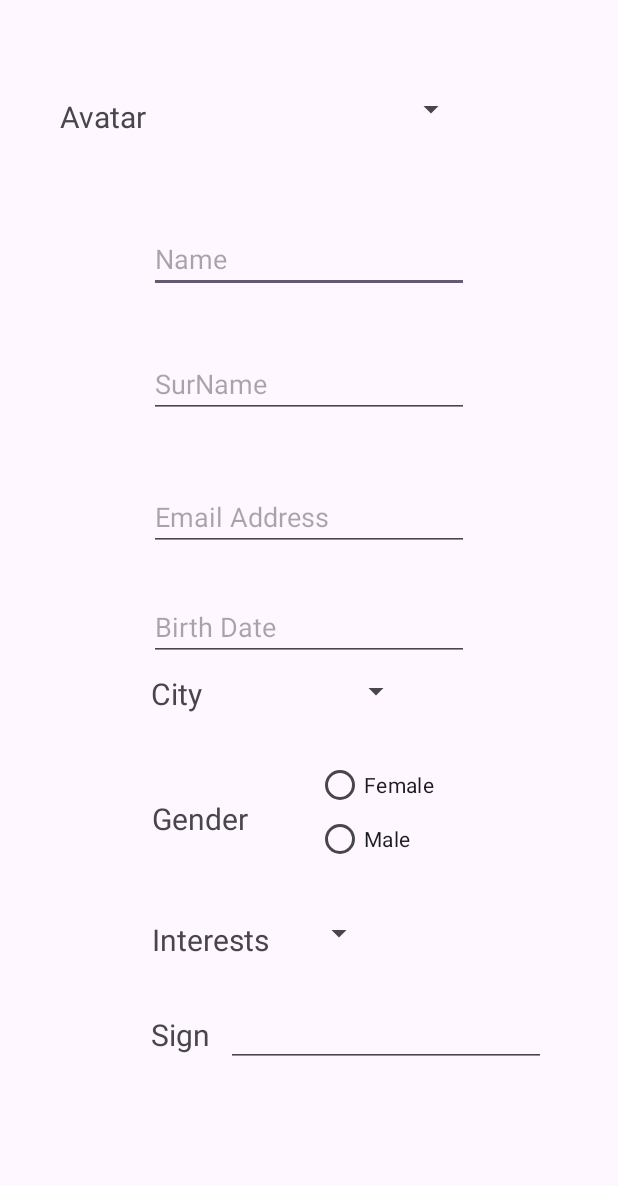
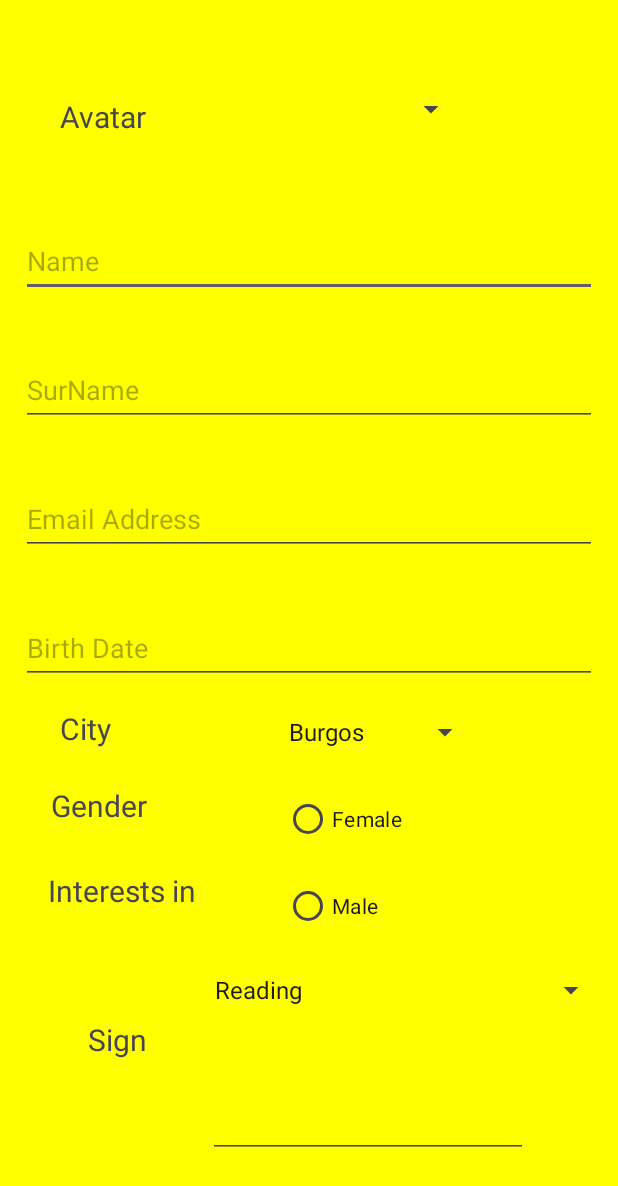
Before and after one commit to As1ss/PM, an Android app: the screen it shows after launch (MainActivity), on a phone screen of 412 x 824 dp. Shown: the top 1186 px of the screen. Run offline under Robolectric (Android 15) with nearby library versions, the phone set to English and light mode, and no system bars.

Commit message:
Updated some stuff

```diff
--- a/Practica2/app/src/main/java/al/if05/practica2/MainActivity.java
+++ b/Practica2/app/src/main/java/al/if05/practica2/MainActivity.java
@@ -3,6 +3,10 @@ package al.if05.practica2;
 import androidx.appcompat.app.AppCompatActivity;
 
 import android.os.Bundle;
+import android.widget.ArrayAdapter;
+import android.widget.Spinner;
+
+import java.lang.reflect.Array;
 
 public class MainActivity extends AppCompatActivity {
 
@@ -10,5 +14,19 @@ public class MainActivity extends AppCompatActivity {
     protected void onCreate(Bundle savedInstanceState) {
         super.onCreate(savedInstanceState);
         setContentView(R.layout.activity_main);
+        String[] cities = getResources().getStringArray(R.array.cityList);
+        String[] hobbies = getResources().getStringArray(R.array.hobbiesList);
+
+        Spinner spCity = findViewById(R.id.spinnerCity);
+        ArrayAdapter<String> adapterArrayCities = new ArrayAdapter<>(this, android.R.layout.simple_spinner_item, cities);
+        adapterArrayCities.setDropDownViewResource(android.R.layout.simple_spinner_dropdown_item);
+        spCity.setAdapter(adapterArrayCities);
+
+        Spinner spHobbies = findViewById(R.id.spinerInterest);
+        ArrayAdapter<String> adapterArrayHobbies = new ArrayAdapter<>(this, android.R.layout.simple_spinner_dropdown_item, hobbies);
+        spHobbies.setPrompt("Hobbies");
+        spHobbies.setAdapter(adapterArrayHobbies);
+
+
     }
 }
--- a/Practica2/app/src/main/res/layout/activity_main.xml
+++ b/Practica2/app/src/main/res/layout/activity_main.xml
@@ -4,72 +4,79 @@
     xmlns:tools="http://schemas.android.com/tools"
     android:layout_width="match_parent"
     android:layout_height="match_parent"
-    tools:context=".MainActivity">
+    tools:context=".MainActivity"
+    android:background="#FF0">
 
     <TextView
         android:id="@+id/tvInterests"
         android:layout_width="wrap_content"
         android:layout_height="wrap_content"
-        android:layout_marginTop="172dp"
+        android:layout_marginTop="124dp"
+        android:autofillHints=""
         android:text="@string/textViewInterests"
         android:textSize="20sp"
         app:layout_constraintEnd_toEndOf="parent"
-        app:layout_constraintHorizontal_bias="0.303"
+        app:layout_constraintHorizontal_bias="0.102"
         app:layout_constraintStart_toStartOf="parent"
         app:layout_constraintTop_toBottomOf="@+id/editTextDate" />
 
     <EditText
         android:id="@+id/editTextName"
         android:layout_width="wrap_content"
-        android:layout_height="wrap_content"
+        android:layout_height="48dp"
         android:layout_marginTop="150dp"
-        android:ems="10"
+        android:ems="18"
         android:hint="@string/hintName"
         android:inputType="text"
         app:layout_constraintEnd_toEndOf="parent"
         app:layout_constraintStart_toStartOf="parent"
-        app:layout_constraintTop_toTopOf="parent" />
+        app:layout_constraintTop_toTopOf="parent"
+        android:autofillHints=""
+        />
 
     <EditText
         android:id="@+id/editTextLastName"
         android:layout_width="wrap_content"
-        android:layout_height="wrap_content"
+        android:layout_height="48dp"
         android:layout_marginTop="38dp"
-        android:ems="10"
+        android:ems="18"
         android:hint="@string/hintLastName"
         android:inputType="text"
         app:layout_constraintEnd_toEndOf="parent"
         app:layout_constraintStart_toStartOf="parent"
-        app:layout_constraintTop_toBottomOf="@+id/editTextName" />
+        app:layout_constraintTop_toBottomOf="@+id/editTextName"
+        android:autofillHints=""/>
 
     <EditText
         android:id="@+id/editTextEmail"
         android:layout_width="wrap_content"
-        android:layout_height="wrap_content"
-        android:layout_marginTop="43dp"
-        android:ems="10"
+        android:layout_height="48dp"
+        android:layout_marginTop="38dp"
+        android:ems="18"
         android:hint="@string/hintEmail"
         android:inputType="textEmailAddress"
         app:layout_constraintEnd_toEndOf="parent"
         app:layout_constraintStart_toStartOf="parent"
-        app:layout_constraintTop_toBottomOf="@+id/editTextLastName" />
+        app:layout_constraintTop_toBottomOf="@+id/editTextLastName"
+        android:autofillHints=""/>
 
     <EditText
         android:id="@+id/editTextDate"
         android:layout_width="wrap_content"
-        android:layout_height="wrap_content"
-        android:layout_marginTop="28dp"
-        android:ems="10"
+        android:layout_height="48dp"
+        android:layout_marginTop="38dp"
+        android:ems="18"
         android:hint="@string/hintDate"
         android:inputType="date"
         app:layout_constraintEnd_toEndOf="parent"
         app:layout_constraintStart_toStartOf="parent"
-        app:layout_constraintTop_toBottomOf="@+id/editTextEmail" />
+        app:layout_constraintTop_toBottomOf="@+id/editTextEmail"
+        android:autofillHints=""/>
 
     <Spinner
         android:id="@+id/spinnerCity"
         android:layout_width="wrap_content"
-        android:layout_height="wrap_content"
+        android:layout_height="48dp"
         android:layout_marginStart="100dp"
         android:layout_marginTop="8dp"
         app:layout_constraintEnd_toEndOf="parent"
@@ -82,11 +89,11 @@
         android:id="@+id/tvCity"
         android:layout_width="wrap_content"
         android:layout_height="wrap_content"
-        android:layout_marginTop="8dp"
+        android:layout_marginTop="16dp"
         android:text="@string/textViewCity"
         android:textSize="20sp"
         app:layout_constraintEnd_toEndOf="parent"
-        app:layout_constraintHorizontal_bias="0.267"
+        app:layout_constraintHorizontal_bias="0.106"
         app:layout_constraintStart_toStartOf="parent"
         app:layout_constraintTop_toBottomOf="@+id/editTextDate" />
 
@@ -94,69 +101,82 @@
         android:id="@+id/tvGender"
         android:layout_width="wrap_content"
         android:layout_height="wrap_content"
-        android:layout_marginTop="56dp"
+        android:layout_marginTop="24dp"
         android:text="@string/textGender"
         android:textSize="20sp"
         app:layout_constraintEnd_toEndOf="parent"
-        app:layout_constraintHorizontal_bias="0.291"
+        app:layout_constraintHorizontal_bias="0.097"
         app:layout_constraintStart_toStartOf="parent"
         app:layout_constraintTop_toBottomOf="@+id/tvCity" />
 
+    <RadioGroup
+        android:id="@+id/radioGroupGender"
+        android:layout_width="wrap_content"
+        android:layout_height="wrap_content"
+        app:layout_constraintEnd_toEndOf="parent"
+        app:layout_constraintStart_toEndOf="@+id/tvGender"
+        app:layout_constraintTop_toBottomOf="@+id/spinnerCity">
+
         <RadioButton
             android:id="@+id/radioFemale"
-        android:layout_width="118dp"
-        android:layout_height="37dp"
-        android:layout_marginTop="32dp"
+            android:layout_width="132dp"
+            android:layout_height="52dp"
+            android:layout_marginTop="8dp"
             android:text="@string/radioTextFemale"
             app:layout_constraintEnd_toEndOf="parent"
-        app:layout_constraintHorizontal_bias="0.351"
-        app:layout_constraintStart_toEndOf="@+id/tvGender"
-        app:layout_constraintTop_toBottomOf="@+id/spinnerCity" />
+            app:layout_constraintHorizontal_bias="0.226"
+            app:layout_constraintStart_toEndOf="parent"
+            app:layout_constraintTop_toBottomOf="parent" />
 
         <RadioButton
             android:id="@+id/radioMale"
             android:layout_width="118dp"
-        android:layout_height="37dp"
-        android:layout_marginTop="68dp"
+            android:layout_height="48dp"
+            android:layout_marginTop="8dp"
             android:text="@string/radioTextMale"
             app:layout_constraintEnd_toEndOf="parent"
-        app:layout_constraintHorizontal_bias="0.351"
-        app:layout_constraintStart_toEndOf="@+id/tvGender"
-        app:layout_constraintTop_toBottomOf="@+id/spinnerCity" />
+            app:layout_constraintHorizontal_bias="0.917"
+            app:layout_constraintStart_toEndOf="parent"
+            app:layout_constraintTop_toBottomOf="parent" />
+
+    </RadioGroup>
+
 
     <Spinner
         android:id="@+id/spinerInterest"
         android:layout_width="wrap_content"
-        android:layout_height="wrap_content"
-        android:layout_marginTop="32dp"
+        android:layout_height="48dp"
+        android:layout_marginTop="8dp"
         app:layout_constraintEnd_toEndOf="parent"
-        app:layout_constraintHorizontal_bias="0.122"
+        app:layout_constraintHorizontal_bias="0.37"
         app:layout_constraintStart_toEndOf="@+id/tvInterests"
-        app:layout_constraintTop_toBottomOf="@+id/radioMale" />
+        app:layout_constraintTop_toBottomOf="@id/radioGroupGender" />
 
     <TextView
         android:id="@+id/tvSign"
         android:layout_width="wrap_content"
         android:layout_height="wrap_content"
-        android:layout_marginTop="36dp"
+        android:layout_marginTop="72dp"
         android:text="@string/textViewSign"
         android:textSize="20sp"
         app:layout_constraintEnd_toEndOf="parent"
-        app:layout_constraintHorizontal_bias="0.271"
+        app:layout_constraintHorizontal_bias="0.158"
         app:layout_constraintStart_toStartOf="parent"
         app:layout_constraintTop_toBottomOf="@+id/tvInterests" />
 
     <EditText
         android:id="@+id/editTextSign"
         android:layout_width="wrap_content"
-        android:layout_height="wrap_content"
-        android:layout_marginTop="32dp"
-        android:layout_marginEnd="48dp"
+        android:layout_height="48dp"
+        android:layout_marginTop="40dp"
+        android:layout_marginEnd="60dp"
+        android:autofillHints=""
         android:ems="10"
         android:gravity="start|top"
         android:inputType="textMultiLine"
         app:layout_constraintEnd_toEndOf="parent"
-        app:layout_constraintTop_toBottomOf="@+id/spinerInterest" />
+        app:layout_constraintTop_toBottomOf="@+id/spinerInterest"
+        tools:ignore="SpeakableTextPresentCheck" />
 
     <TextView
         android:id="@+id/tvAvatar"
--- a/Practica2/app/src/main/res/values/strings.xml
+++ b/Practica2/app/src/main/res/values/strings.xml
@@ -8,11 +8,24 @@
     <string name="textGender">Gender</string>
     <string name="radioTextMale">Male</string>
     <string name="radioTextFemale">Female</string>
-    <string name="textViewInterests">Interests</string>
+    <string name="textViewInterests">Interests in</string>
     <string name="textViewSign">Sign</string>
     <string name="textViewAvatar">Avatar</string>
 
 
-
-    <string-array name="cityList">Burgos Madrid Barcelona Cuenca Málaga</string-array>
+    <string-array name="cityList">
+        <item>Burgos</item>
+        <item>Madrid</item>
+        <item>Barcelona</item>
+        <item>Cuenca</item>
+        <item>Málaga</item>
+    </string-array>
+    <string-array name="hobbiesList">
+        <item>Reading</item>
+        <item>Painting</item>
+        <item>Gardening</item>
+        <item>Hiking</item>
+        <item>Cooking</item>
+        <item>Playing a Musical Instrument</item>
+    </string-array>
 </resources>
```
Lines whose indentation alone changed are shown as unchanged.
